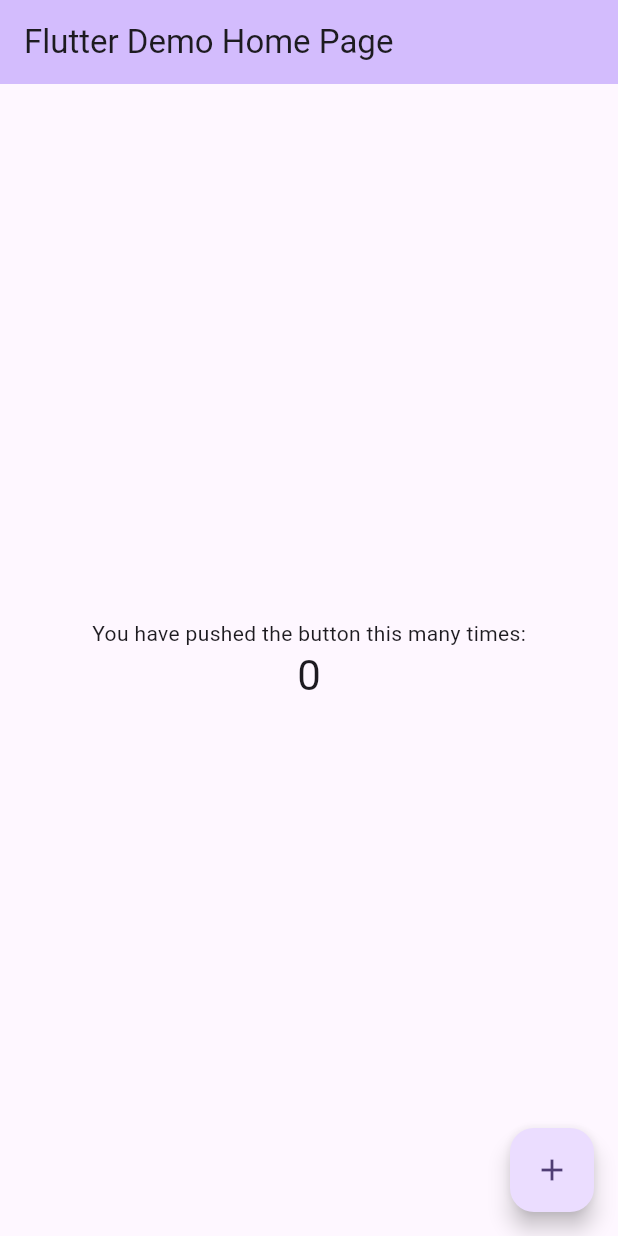
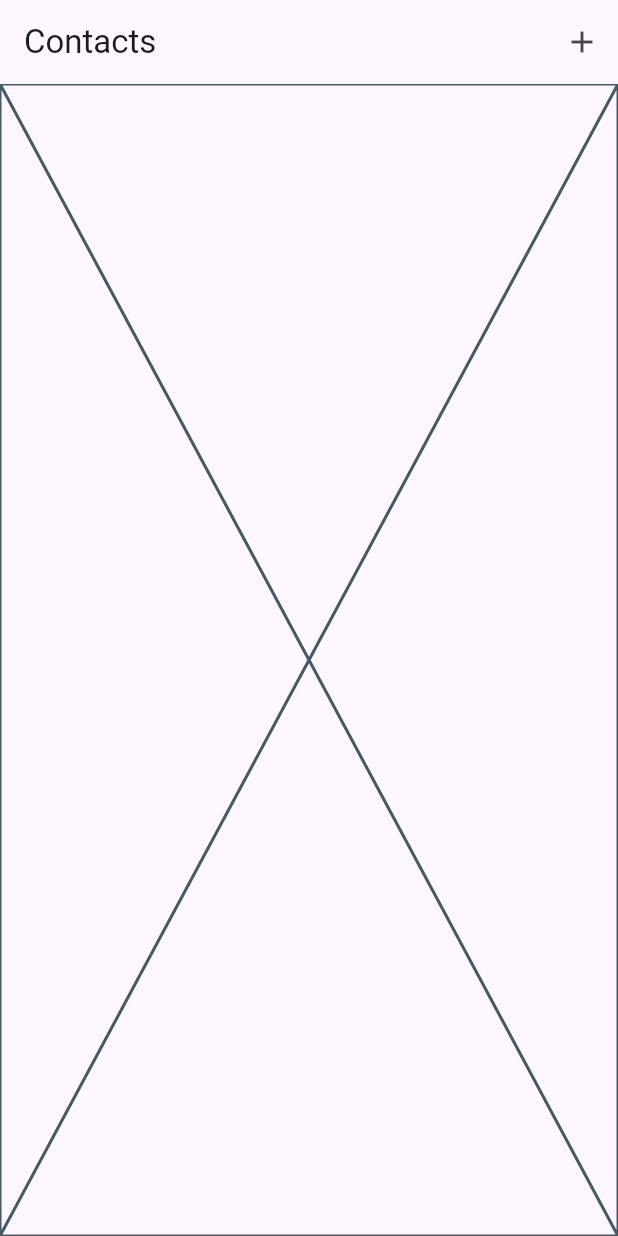
Before and after one commit to elenaconache/contacts_app, a Flutter app: the screen it shows after launch, on a phone screen of 412 x 824 dp. Run offline on Flutter 3.47's test engine with Material 3 defaults, Android fonts, the phone set to English and light mode, and no system bars; our stand-ins replace flutter_bloc, freezed_annotation, go_router.

Commit message:
Navigation and bloc setup
* Add dependencies.
* Set up an empty contacts list bloc.
* Configure navigation routes.

```diff
--- /dev/null
+++ b/lib/blocs/contacts_list_bloc.dart
@@ -0,0 +1,22 @@
+import 'package:flutter_bloc/flutter_bloc.dart';
+import 'package:freezed_annotation/freezed_annotation.dart';
+
+part 'contacts_list_event.dart';
+
+part 'contacts_list_state.dart';
+
+part 'contacts_list_bloc.freezed.dart';
+
+class ContactsListBloc extends Bloc<ContactsListEvent, ContactsListState> {
+  ContactsListBloc() : super(const ContactsListState.initial()) {
+    on<ContactsListEvent>((event, emit) {
+      event.map(
+        started: (value) {
+          // TODO: emit loading state
+          // TODO: fetch data
+          // TODO: emit loaded or error state
+        },
+      );
+    });
+  }
+}
--- /dev/null
+++ b/lib/blocs/contacts_list_event.dart
@@ -0,0 +1,6 @@
+part of 'contacts_list_bloc.dart';
+
+@freezed
+class ContactsListEvent with _$ContactsListEvent {
+  const factory ContactsListEvent.started() = _Started;
+}
--- /dev/null
+++ b/lib/blocs/contacts_list_state.dart
@@ -0,0 +1,6 @@
+part of 'contacts_list_bloc.dart';
+
+@freezed
+class ContactsListState with _$ContactsListState {
+  const factory ContactsListState.initial() = _Initial;
+}
--- /dev/null
+++ b/lib/config/route_config.dart
@@ -0,0 +1,30 @@
+import 'package:contacts_app/config/routes.dart';
+import 'package:contacts_app/ui/contacts_list_view.dart';
+import 'package:flutter/material.dart';
+import 'package:go_router/go_router.dart';
+
+final router = GoRouter(
+  routes: [
+    GoRoute(
+      path: Routes.contacts.path,
+      builder: (_, __) => const ContactsListView(),
+      routes: [
+        GoRoute(
+          path: Routes.contactDetails.path,
+          builder: (_, __) => const Placeholder(),
+          routes: [
+            GoRoute(
+              path: Routes.editContact.path,
+              builder: (_, __) => const Placeholder(),
+            ),
+          ],
+        ),
+        GoRoute(
+          path: Routes.addContact.path,
+          builder: (_, __) => const Placeholder(),
+        )
+      ],
+    )
+  ],
+  initialLocation: Routes.contacts.path,
+);
--- /dev/null
+++ b/lib/config/routes.dart
@@ -0,0 +1,10 @@
+enum Routes {
+  contacts(path: '/'),
+  contactDetails(path: 'details'),
+  editContact(path: 'edit'),
+  addContact(path: 'add');
+
+  final String path;
+
+  const Routes({required this.path});
+}
--- a/lib/main.dart
+++ b/lib/main.dart
@@ -1,3 +1,4 @@
+import 'package:contacts_app/config/route_config.dart';
 import 'package:flutter/material.dart';
 
 void main() {
@@ -7,119 +8,15 @@ void main() {
 class MyApp extends StatelessWidget {
   const MyApp({super.key});
 
-  // This widget is the root of your application.
   @override
   Widget build(BuildContext context) {
-    return MaterialApp(
-      title: 'Flutter Demo',
+    return MaterialApp.router(
       theme: ThemeData(
-        // This is the theme of your application.
-        //
-        // TRY THIS: Try running your application with "flutter run". You'll see
-        // the application has a purple toolbar. Then, without quitting the app,
-        // try changing the seedColor in the colorScheme below to Colors.green
-        // and then invoke "hot reload" (save your changes or press the "hot
-        // reload" button in a Flutter-supported IDE, or press "r" if you used
-        // the command line to start the app).
-        //
-        // Notice that the counter didn't reset back to zero; the application
-        // state is not lost during the reload. To reset the state, use hot
-        // restart instead.
-        //
-        // This works for code too, not just values: Most code changes can be
-        // tested with just a hot reload.
         colorScheme: ColorScheme.fromSeed(seedColor: Colors.deepPurple),
         useMaterial3: true,
       ),
-      home: const MyHomePage(title: 'Flutter Demo Home Page'),
+      routerConfig: router,
+      debugShowCheckedModeBanner: false,
     );
   }
 }
-
-class MyHomePage extends StatefulWidget {
-  const MyHomePage({super.key, required this.title});
-
-  // This widget is the home page of your application. It is stateful, meaning
-  // that it has a State object (defined below) that contains fields that affect
-  // how it looks.
-
-  // This class is the configuration for the state. It holds the values (in this
-  // case the title) provided by the parent (in this case the App widget) and
-  // used by the build method of the State. Fields in a Widget subclass are
-  // always marked "final".
-
-  final String title;
-
-  @override
-  State<MyHomePage> createState() => _MyHomePageState();
-}
-
-class _MyHomePageState extends State<MyHomePage> {
-  int _counter = 0;
-
-  void _incrementCounter() {
-    setState(() {
-      // This call to setState tells the Flutter framework that something has
-      // changed in this State, which causes it to rerun the build method below
-      // so that the display can reflect the updated values. If we changed
-      // _counter without calling setState(), then the build method would not be
-      // called again, and so nothing would appear to happen.
-      _counter++;
-    });
-  }
-
-  @override
-  Widget build(BuildContext context) {
-    // This method is rerun every time setState is called, for instance as done
-    // by the _incrementCounter method above.
-    //
-    // The Flutter framework has been optimized to make rerunning build methods
-    // fast, so that you can just rebuild anything that needs updating rather
-    // than having to individually change instances of widgets.
-    return Scaffold(
-      appBar: AppBar(
-        // TRY THIS: Try changing the color here to a specific color (to
-        // Colors.amber, perhaps?) and trigger a hot reload to see the AppBar
-        // change color while the other colors stay the same.
-        backgroundColor: Theme.of(context).colorScheme.inversePrimary,
-        // Here we take the value from the MyHomePage object that was created by
-        // the App.build method, and use it to set our appbar title.
-        title: Text(widget.title),
-      ),
-      body: Center(
-        // Center is a layout widget. It takes a single child and positions it
-        // in the middle of the parent.
-        child: Column(
-          // Column is also a layout widget. It takes a list of children and
-          // arranges them vertically. By default, it sizes itself to fit its
-          // children horizontally, and tries to be as tall as its parent.
-          //
-          // Column has various properties to control how it sizes itself and
-          // how it positions its children. Here we use mainAxisAlignment to
-          // center the children vertically; the main axis here is the vertical
-          // axis because Columns are vertical (the cross axis would be
-          // horizontal).
-          //
-          // TRY THIS: Invoke "debug painting" (choose the "Toggle Debug Paint"
-          // action in the IDE, or press "p" in the console), to see the
-          // wireframe for each widget.
-          mainAxisAlignment: MainAxisAlignment.center,
-          children: <Widget>[
-            const Text(
-              'You have pushed the button this many times:',
-            ),
-            Text(
-              '$_counter',
-              style: Theme.of(context).textTheme.headlineMedium,
-            ),
-          ],
-        ),
-      ),
-      floatingActionButton: FloatingActionButton(
-        onPressed: _incrementCounter,
-        tooltip: 'Increment',
-        child: const Icon(Icons.add),
-      ), // This trailing comma makes auto-formatting nicer for build methods.
-    );
-  }
-}
--- /dev/null
+++ b/lib/ui/contacts_list_view.dart
@@ -0,0 +1,28 @@
+import 'package:contacts_app/blocs/contacts_list_bloc.dart';
+import 'package:contacts_app/ui/strings.dart';
+import 'package:flutter/material.dart';
+import 'package:flutter_bloc/flutter_bloc.dart';
+
+class ContactsListView extends StatelessWidget {
+  const ContactsListView({super.key});
+
+  @override
+  Widget build(BuildContext context) {
+    return Scaffold(
+      appBar: AppBar(
+        title: const Text(contactsTitle),
+        actions: [IconButton(onPressed: _onAddPressed, icon: const Icon(Icons.add))],
+      ),
+      body: BlocProvider<ContactsListBloc>(
+        create: (context) => ContactsListBloc(),
+        child: BlocBuilder<ContactsListBloc, ContactsListState>(
+          builder: (context, state) {
+            return const Placeholder();
+          },
+        ),
+      ),
+    );
+  }
+
+  void _onAddPressed() {}
+}
--- /dev/null
+++ b/lib/ui/strings.dart
@@ -0,0 +1 @@
+const contactsTitle = 'Contacts';
```
Also changed, not shown: pubspec.yaml (+9 -0 lines), lib/blocs/contacts_list_bloc.freezed.dart (added), pubspec.lock.
